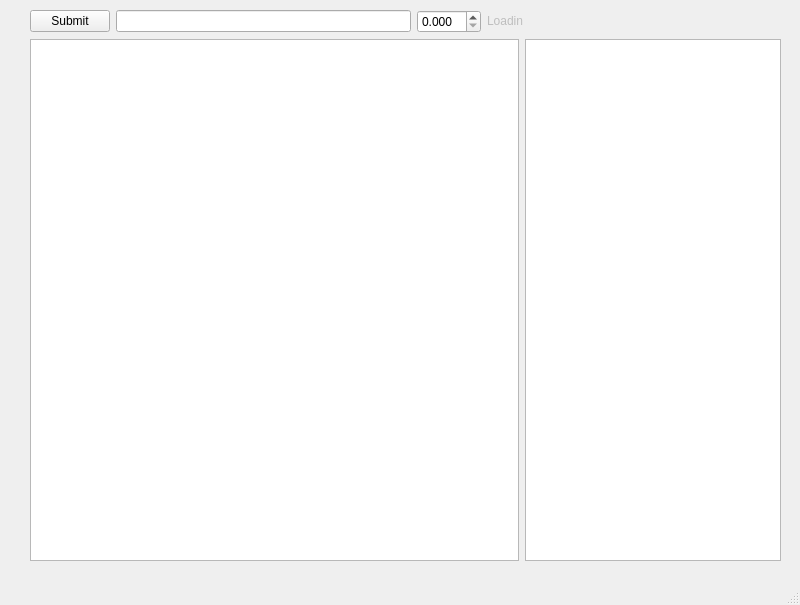
The window that gui/resources/main_window.ui (Jabca/EconomicApi) describes before a commit, drawn with Qt 5.
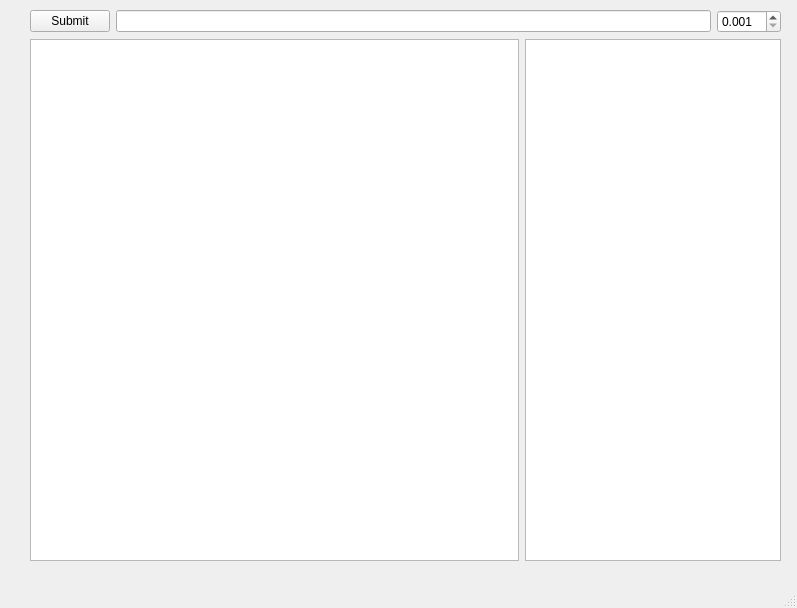
The same window after the commit.

Commit message: portfolio info updates + caching

The edit to the form file:
```diff
--- a/gui/resources/main_window.ui
+++ b/gui/resources/main_window.ui
@@ -6,8 +6,8 @@
    <rect>
     <x>0</x>
     <y>0</y>
-    <width>800</width>
-    <height>605</height>
+    <width>797</width>
+    <height>608</height>
    </rect>
   </property>
   <property name="windowTitle">
@@ -48,24 +48,8 @@
          <property name="decimals">
           <number>3</number>
          </property>
-        </widget>
-       </item>
-       <item>
-        <widget class="QLabel" name="loadin_label">
-         <property name="enabled">
-          <bool>false</bool>
-         </property>
-         <property name="sizePolicy">
-          <sizepolicy hsizetype="Expanding" vsizetype="Maximum">
-           <horstretch>0</horstretch>
-           <verstretch>0</verstretch>
-          </sizepolicy>
-         </property>
-         <property name="text">
-          <string>Loadin</string>
-         </property>
-         <property name="scaledContents">
-          <bool>true</bool>
+         <property name="minimum">
+          <double>0.001000000000000</double>
          </property>
         </widget>
        </item>
```
Left out of the diff: 5 changed lines with no effect on the pictures. The commit also changes 2 other files.
